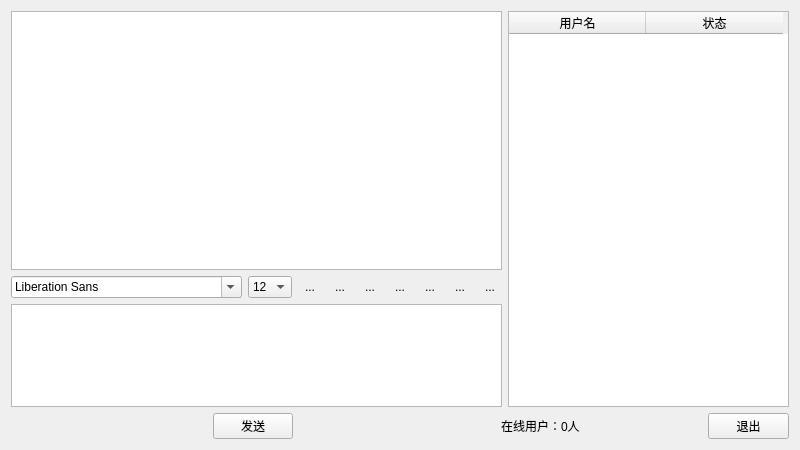
Before: the Qt Designer form QClient/qclient.ui in KailinLi/QChat, drawn with Qt 5.
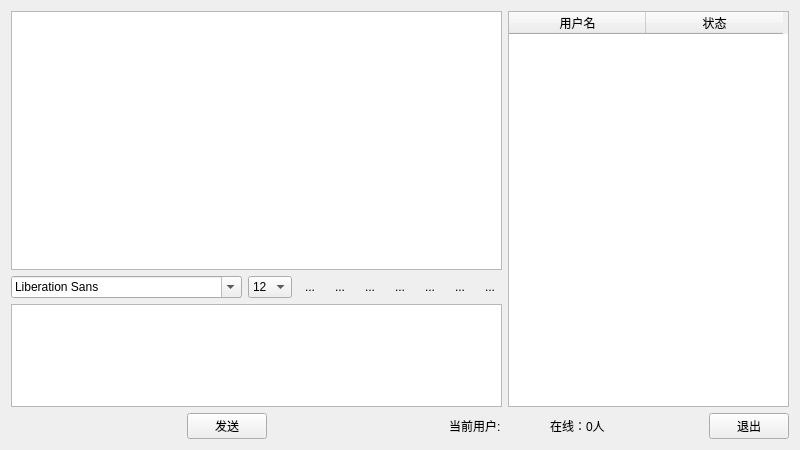
After: the same form once the commit is applied. Icons and pictures are not drawn.

What changed in the file:
```diff
--- a/QClient/qclient.ui
+++ b/QClient/qclient.ui
@@ -321,7 +321,7 @@
     </layout>
    </item>
    <item>
-    <layout class="QHBoxLayout" name="horizontalLayout_3" stretch="5,2,5,3,2,2">
+    <layout class="QHBoxLayout" name="horizontalLayoutBottom" stretch="5,2,5,0,0,0,0,2">
      <item>
       <spacer name="horizontalSpacer">
        <property name="orientation">
@@ -358,7 +358,27 @@
      <item>
       <widget class="QLabel" name="userNumLabel">
        <property name="text">
-        <string>在线用户：0人</string>
+        <string>当前用户: </string>
+       </property>
+      </widget>
+     </item>
+     <item>
+      <spacer name="horizontalSpacer_4">
+       <property name="orientation">
+        <enum>Qt::Horizontal</enum>
+       </property>
+       <property name="sizeHint" stdset="0">
+        <size>
+         <width>40</width>
+         <height>20</height>
+        </size>
+       </property>
+      </spacer>
+     </item>
+     <item>
+      <widget class="QLabel" name="onlineLabel">
+       <property name="text">
+        <string>在线：0人</string>
        </property>
       </widget>
      </item>
```
Left out of the diff: 14 changed lines with no effect on the pictures.
